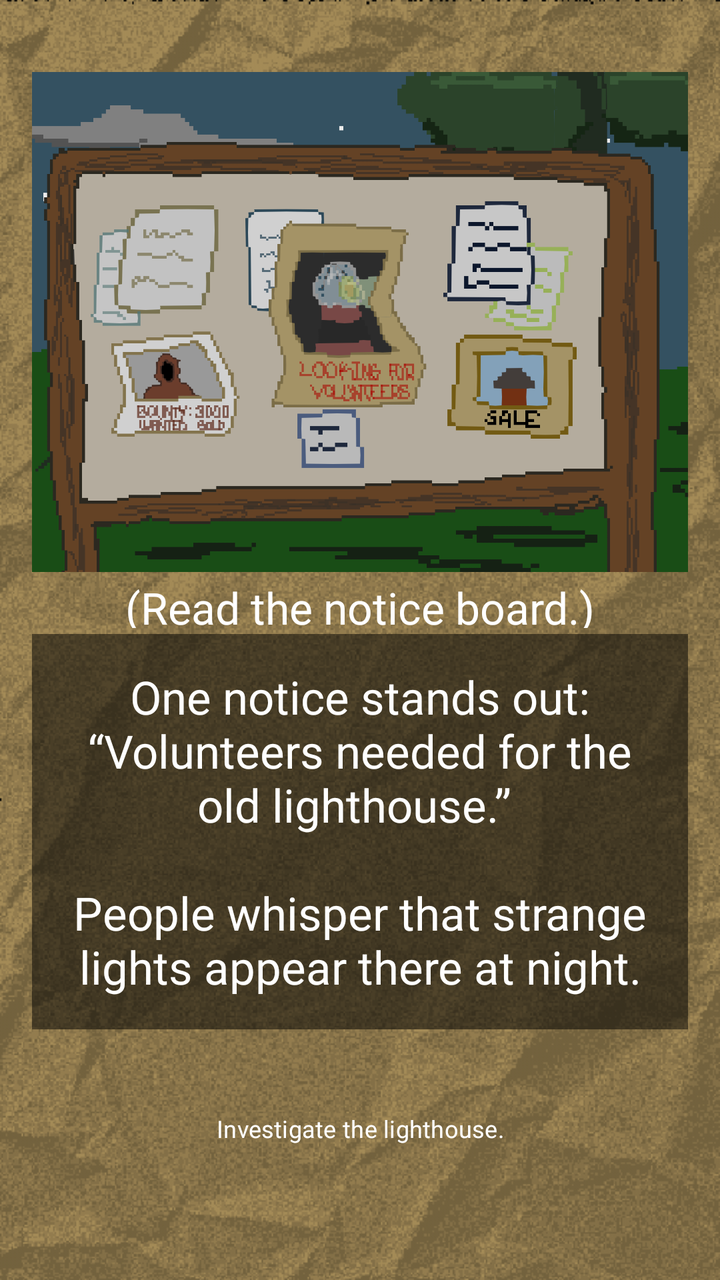
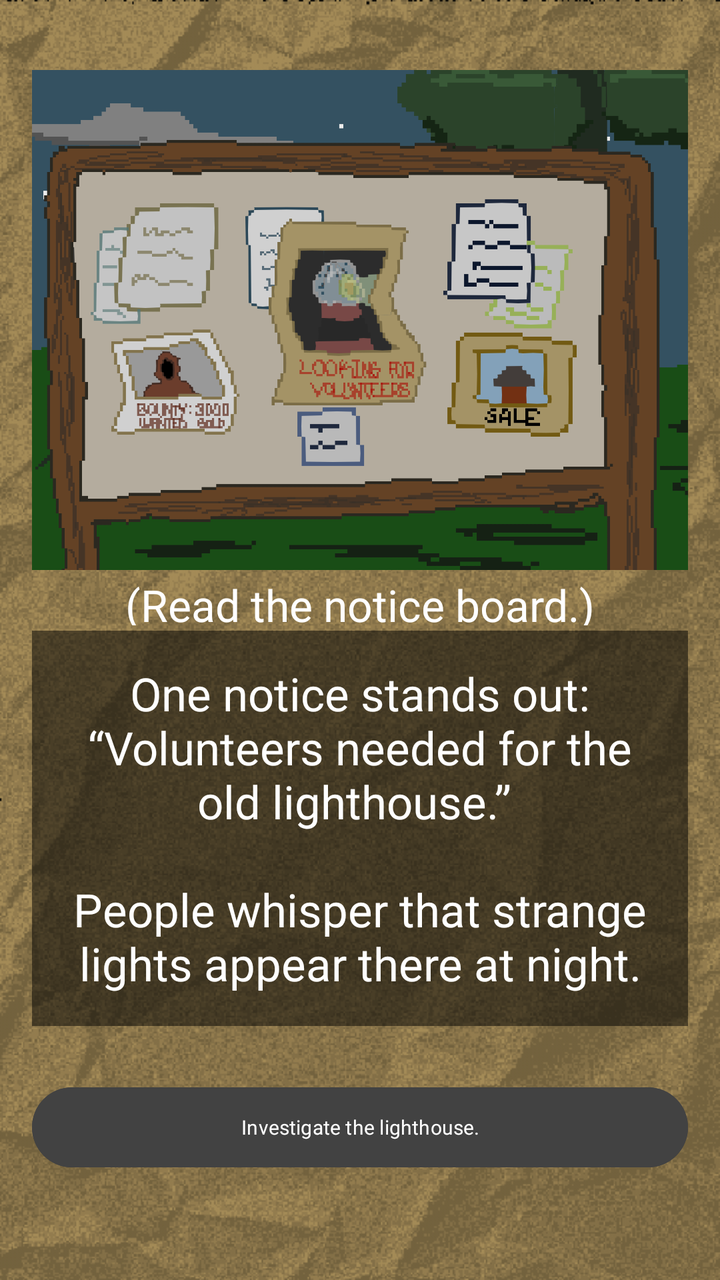

Compare the two renders of this Android layout. The source of the first and the diff that turns it into the second are given below.
<!-- AndroidManifest.xml: application theme Theme.ChoiceQuest -->
<!-- res/layout/activity_page2_1_2_3.xml -->
<?xml version="1.0" encoding="utf-8"?>
<LinearLayout xmlns:android="http://schemas.android.com/apk/res/android"
    xmlns:app="http://schemas.android.com/apk/res-auto"
    xmlns:tools="http://schemas.android.com/tools"
    android:id="@+id/page2_1_2_3"
    android:layout_width="match_parent"
    android:layout_height="match_parent"
    android:background="@drawable/papertexture_"
    android:backgroundTint="#f8e7c2"
    android:backgroundTintMode="multiply"
    android:gravity="center"
    android:orientation="vertical"
    android:padding="16dp"
    tools:context=".Page2_1_2_3">

    <View
        android:layout_width="match_parent"
        android:layout_height="0dp"
        android:layout_weight="1"/>

    <ImageView
        android:id="@+id/imageView"
        android:layout_width="412dp"
        android:layout_height="250dp"
        android:src="@drawable/page2_1_2_3"/>

    <View
        android:layout_width="match_parent"
        android:layout_height="1dp"
        android:layout_weight="0.1" />

    <TextView
        android:layout_width="match_parent"
        android:layout_height="25dp"
        android:gravity="center"
        android:fontFamily="@font/pixelspace"
        android:textSize="22sp"
        android:text="(Read the notice board.)"
        android:textColor="@color/white"/>

    <View
        android:layout_width="match_parent"
        android:layout_height="1dp"
        android:layout_weight="0.1"/>

    <TextView
        android:layout_width="match_parent"
        android:layout_height="wrap_content"
        android:id="@+id/tv_page2_1_2_3"
        android:fontFamily="@font/pixelgame_font"
        android:gravity="center"
        android:padding="16dp"
        android:background="#80000000"
        android:text="One notice stands out:\n“Volunteers needed for the old lighthouse.” \n\nPeople whisper that strange lights appear there at night."
        android:textColor="@color/white"
        android:textSize="23sp"
        android:layout_marginBottom="16dp"/>
    <View
        android:layout_width="match_parent"
        android:layout_height="1dp"
        android:layout_weight="0.5"/>
    <Button
        android:id="@+id/btnStayHelp"
        android:layout_width="410dp"
        android:layout_height="45dp"
        android:text="Investigate the lighthouse."
        android:background="@android:color/transparent"
        android:fontFamily="@font/quest_font"
        android:textSize="12sp"
        android:layout_marginBottom="16dp"
        android:onClick="page2_1_2_3_1"/>

    <View
        android:layout_width="match_parent"
        android:layout_height="1dp"
        android:layout_weight="1"/>

</LinearLayout>
<!-- resources referenced by this layout -->
<resources>
  <color name="white">#FFFFFF</color>
  <!-- drawable page2_1_2_3: png bitmap (drawable, 56037 bytes) -->
  <!-- drawable papertexture_: png bitmap (drawable, 156948 bytes) -->
  <style name="Theme.ChoiceQuest" parent="Base.Theme.ChoiceQuest" />
  <style name="Base.Theme.ChoiceQuest" parent="Theme.Material3.DayNight.NoActionBar">
          
          
      </style>
</resources>

<!-- the commit's change to res/layout/activity_page2_1_2_3.xml (unified diff, before → after) -->
@@ -61,12 +61,12 @@
         android:layout_weight="0.5"/>
     <Button
         android:id="@+id/btnStayHelp"
-        android:layout_width="410dp"
-        android:layout_height="45dp"
+        android:layout_width="match_parent"
+        android:layout_height="wrap_content"
         android:text="Investigate the lighthouse."
-        android:background="@android:color/transparent"
-        android:fontFamily="@font/quest_font"
-        android:textSize="12sp"
+        android:textSize="10sp"
+        android:textColor="@color/white"
+        android:backgroundTint="@color/cardview_dark_background"        android:fontFamily="@font/quest_font"
         android:layout_marginBottom="16dp"
         android:onClick="page2_1_2_3_1"/>
 
